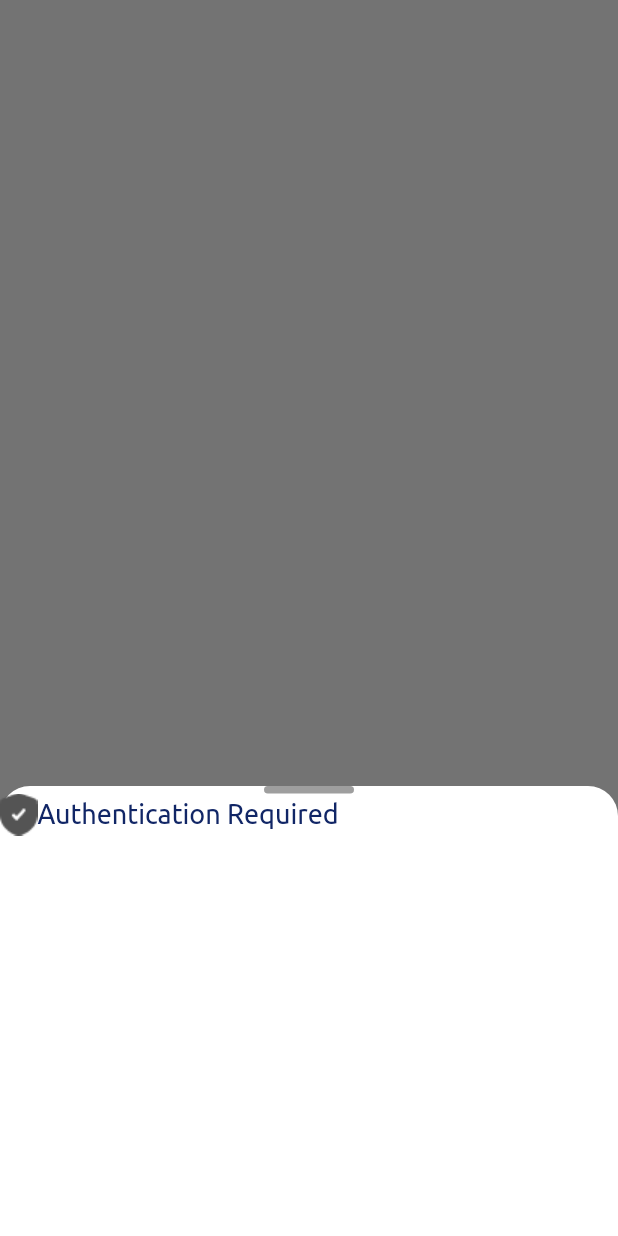
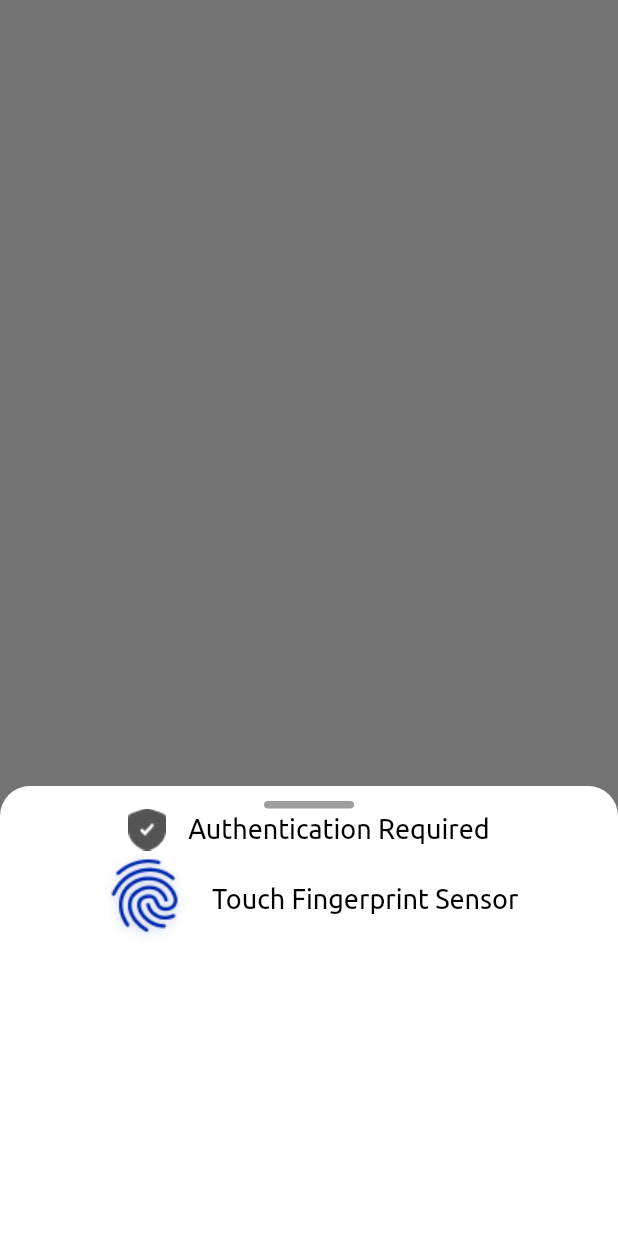
Before and after one commit to driptard00/Possap_Project, a Flutter app: what showBiometricsAuthBottomSheet() shows on an empty page, opened directly, on a phone screen of 412 x 824 dp. Run offline on Flutter 3.47's test engine with Material 2 defaults, Android fonts, the phone set to English and light mode, and no system bars; our stand-ins replace get.

Commit message:
second commit

```diff
--- a/lib/routes/app_routes.dart
+++ b/lib/routes/app_routes.dart
@@ -5,14 +5,19 @@ import 'package:possap_project/screens/Intro/intro_screen.dart';
 import '../screens/Auth/login_screen.dart';
 
 List<GetPage> getPage = [
+
+  // ============== APP ROUTES ==============
+
+  // INTRO ROUTE
   GetPage(
     name: introScreen,
     page: ()=> IntroScreen()
   ),
 
+  // AUTH ROUTES
   GetPage(
     name: loginScreen,
-    page: ()=> LoginScreen()
+    page: ()=> LoginScreen() // LOGIN ROUTE
   ),
 
 ];
--- a/lib/widgets/biometrics_auth.dart
+++ b/lib/widgets/biometrics_auth.dart
@@ -16,6 +16,7 @@ class BiometricsAuthBottomSheet{
         ),
         child: Column(
           children: [
+            const SizedBox(height: 10,),
             Container(
               height: 5,
               width: 60,
@@ -25,18 +26,38 @@ class BiometricsAuthBottomSheet{
               ),
             ),
             Row(
+              mainAxisAlignment: MainAxisAlignment.center,
               children: [
                 Image.asset("assets/images/Vector.png"),
+                const SizedBox(width: 15,),
                 const Text(
                   "Authentication Required",
                   textAlign: TextAlign.center,
                   style: TextStyle(
-                    color: Color(0xff112666),
+                    color: Colors.black,
                     fontSize: 18
                   ),
                 ),
               ],
-            )
+            ),
+            Row(
+              mainAxisAlignment: MainAxisAlignment.center,
+              children: [
+                Image.asset(
+                  "assets/images/Fingerprint for Login.png",
+                  color: const Color(0xff0028AE),
+                ),
+                const SizedBox(width: 15,),
+                const Text(
+                  "Touch Fingerprint Sensor",
+                  textAlign: TextAlign.center,
+                  style: TextStyle(
+                    color: Colors.black,
+                    fontSize: 18
+                  ),
+                ),
+              ],
+            ),
           ]
         ),
       )
```
Also changed, not shown: lib/controllers/auth_state_controller.dart (+6 -3 lines), lib/routes/app_routes_names.dart (+5 -2 lines), lib/screens/Intro/intro_screen.dart (+5 -5 lines).
